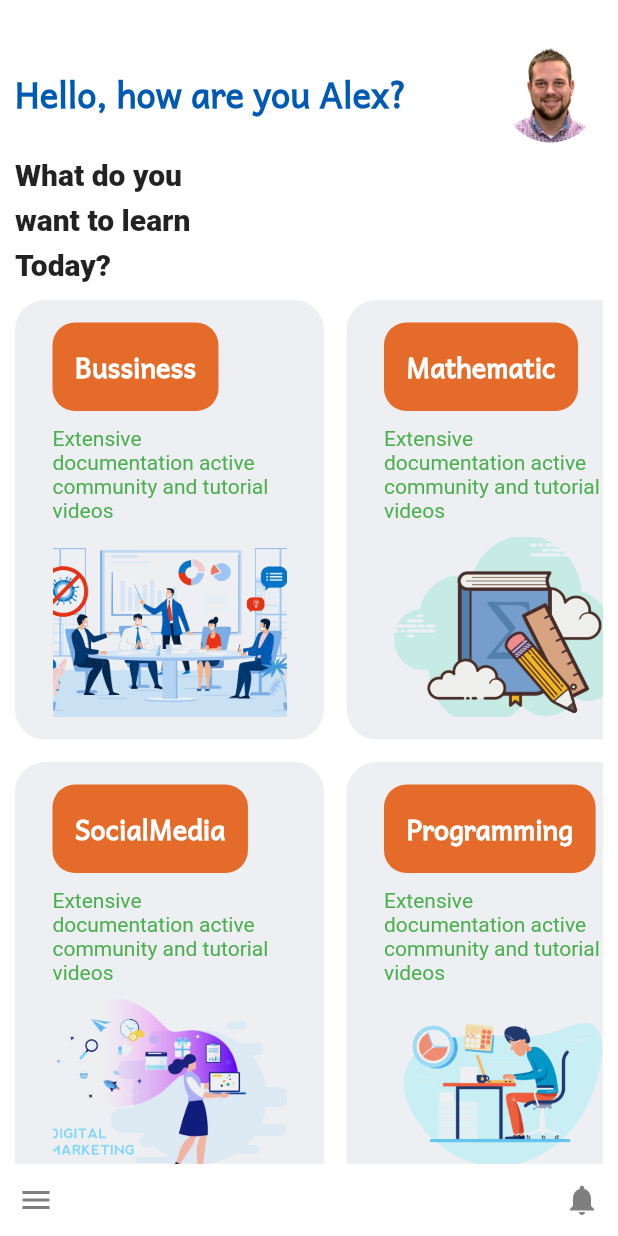
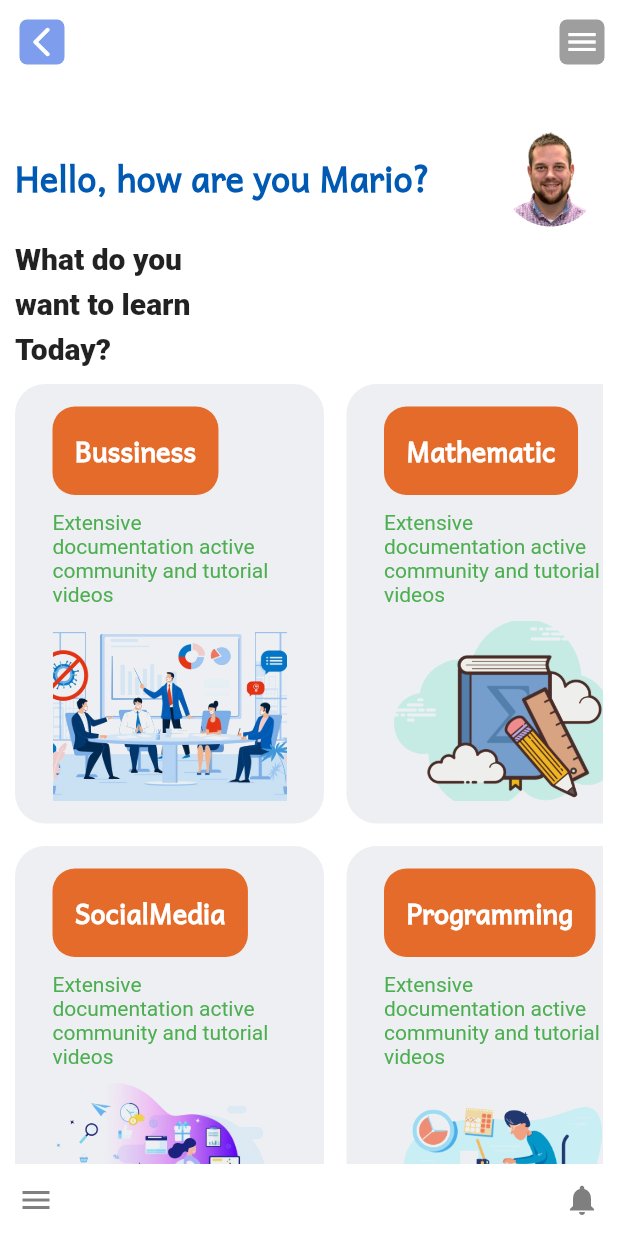
Before and after one commit to Mario-MF/E-learning_app, a Flutter app: the HomaPage screen opened directly, on a phone screen of 412 x 824 dp. Run offline on Flutter 3.47's test engine with Material 2 defaults, Android fonts, the phone set to English and light mode, and no system bars; our stand-ins replace flutter_rating_bar.

Commit message:
#30DaysOfFlutter

```diff
--- a/lib/main.dart
+++ b/lib/main.dart
@@ -20,7 +20,7 @@ class MyApp extends StatelessWidget {
 
         primarySwatch: Colors.blue,
       ),
-      home: CourseScreen(),
+      home: IntroScreen(),
     );
   }
 }
--- a/lib/screens/HomePage/HomePage.dart
+++ b/lib/screens/HomePage/HomePage.dart
@@ -1,3 +1,5 @@
+import 'package:elearningflutter/loginPages/intrologipnage.dart';
+import 'package:elearningflutter/screens/coursescreen/CourseScreen.dart';
 import 'package:flutter/material.dart';
 import 'package:flutter/rendering.dart';
 import 'package:flutter_rating_bar/flutter_rating_bar.dart';
@@ -6,6 +8,42 @@ class HomaPage extends StatelessWidget {
   @override
   Widget build(BuildContext context) {
     return Scaffold(
+      appBar: AppBar(
+        elevation: 0.0,
+        backgroundColor: Colors.transparent,
+        leading: IconButton(
+          icon: Container(
+              height: 30,
+              width: 30,
+              decoration: BoxDecoration(
+                  color: Color(0xff7e9ded),
+                  borderRadius: BorderRadius.circular(5)),
+              child: Icon(
+                Icons.arrow_back_ios_rounded,
+                color: Colors.white,
+              )),
+          onPressed: () {
+            Navigator.push(context, MaterialPageRoute(builder: (BuildContext context) => introLoginPage()));
+            },
+        ),
+        actions: [
+          IconButton(
+            icon: Container(
+                height: 30,
+                width: 30,
+                decoration: BoxDecoration(
+                    color: Colors.grey, borderRadius: BorderRadius.circular(5)),
+                child: Icon(
+                  Icons.menu,
+                  color: Colors.white,
+                )),
+            onPressed: () {
+              Navigator.push(
+                  context, MaterialPageRoute(builder: (context) => HomaPage()));
+            },
+          ),
+        ],
+      ),
       floatingActionButtonLocation:
       FloatingActionButtonLocation.centerDocked,
       bottomNavigationBar: BottomAppBar(
@@ -41,7 +79,7 @@ class HomaPage extends StatelessWidget {
                       mainAxisAlignment: MainAxisAlignment.spaceBetween,
                       children: [
                         Text(
-                          'Hello, how are you Alex?',
+                          'Hello, how are you Mario?',
                           style: TextStyle(fontSize: 23,color: Color(0xff005ab3),fontWeight: FontWeight.w600,fontFamily: 'AndikaNewBasic',
 
                           ),),
@@ -76,7 +114,12 @@ class HomaPage extends StatelessWidget {
                     SizedBox(
                       height: 10,
                     ),
-                    SingleChildScrollView(
+                    GestureDetector(
+                      onTap: (){
+                        Navigator.pushReplacement(
+                            context, MaterialPageRoute(builder: (BuildContext context) => CourseScreen()));
+                      },
+                      child: SingleChildScrollView(
                         scrollDirection: Axis.horizontal,
                         child: Row(
                           mainAxisAlignment: MainAxisAlignment.spaceBetween,
@@ -163,6 +206,7 @@ class HomaPage extends StatelessWidget {
                               ],
                             ),
                           ],
+                        ),
                       ),
                     ),
                     SizedBox(
```
Also changed, not shown: lib/loginPages/intrologipnage.dart (+24 -0 lines), lib/screens/Intro/IntroScreen.dart (+5 -12 lines). Lines whose indentation alone changed are shown as unchanged.
